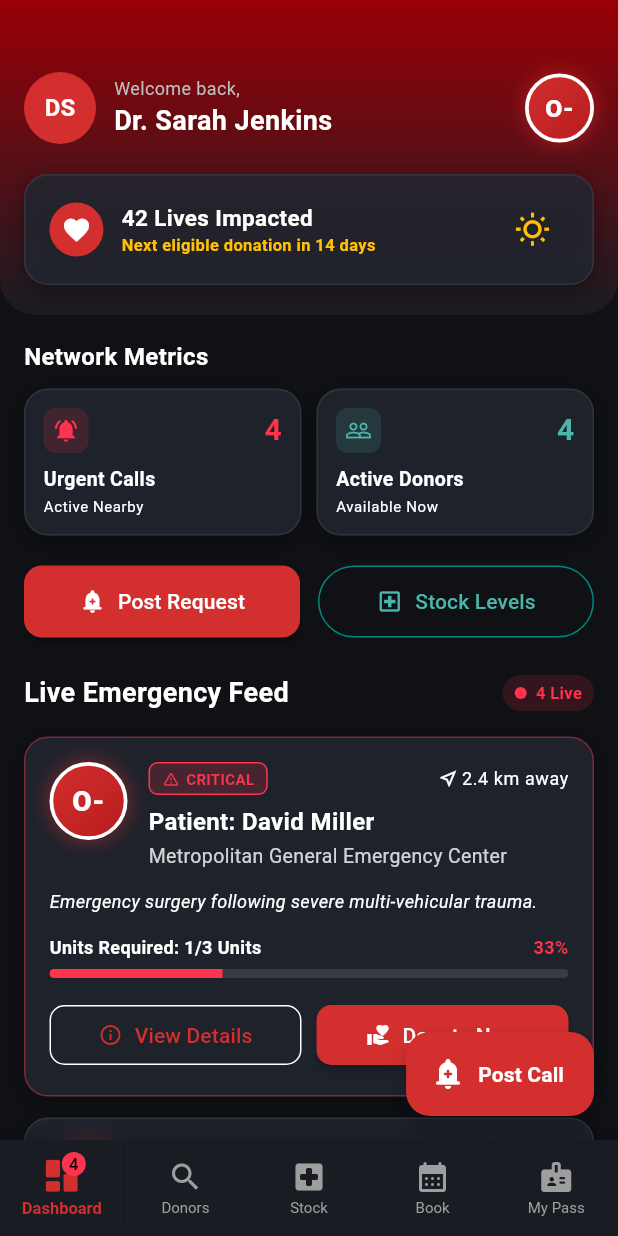
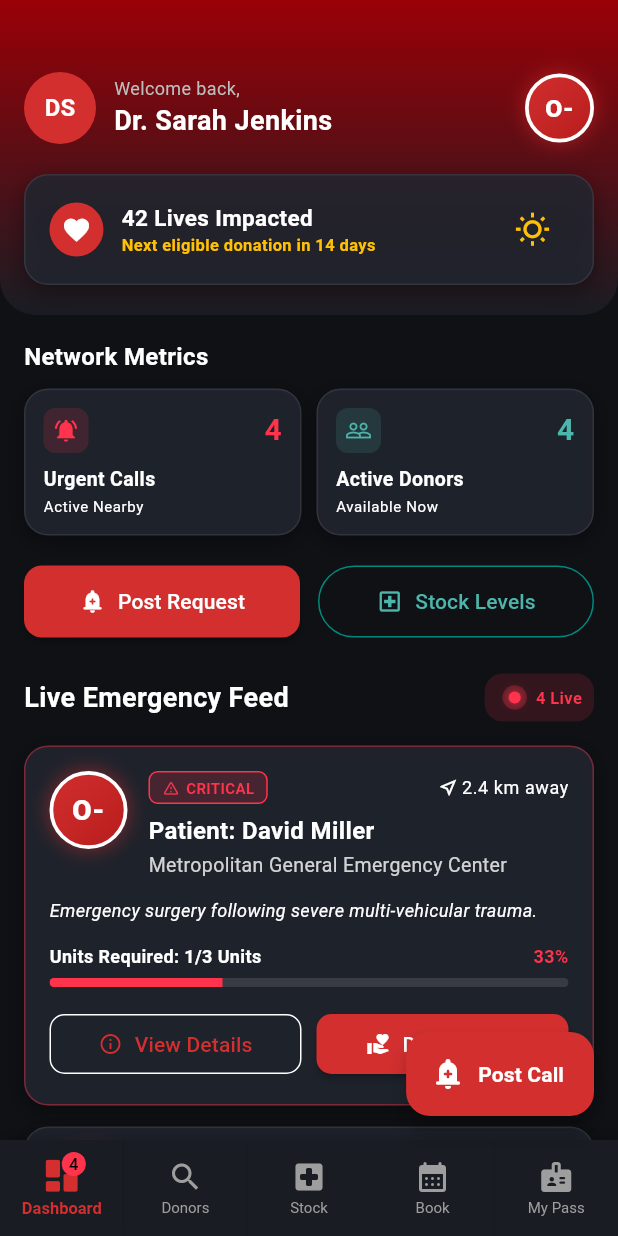
Before and after one commit to Gulshid/Blood-Bank-App, a Flutter app: the screen it shows after launch, on a phone screen of 412 x 824 dp. Run offline on Flutter 3.47's test engine with Material 3 defaults, Android fonts, the light colour scheme and no system bars; accounts and stored records are empty.

Commit message:
stat card updated

```diff
--- a/blood_bank/lib/views/dashboard_screen.dart
+++ b/blood_bank/lib/views/dashboard_screen.dart
@@ -1,6 +1,10 @@
 import 'package:flutter/material.dart';
 import '../providers/app_provider.dart';
 import '../theme/app_theme.dart';
+import '../utils/page_transitions.dart';
+import '../widgets/animations/animated_counter.dart';
+import '../widgets/animations/fade_slide_in.dart';
+import '../widgets/animations/pulse_dot.dart';
 import '../widgets/blood_group_badge.dart';
 import '../widgets/emergency_request_card.dart';
 import '../widgets/glass_card.dart';
@@ -106,8 +110,9 @@ class DashboardScreen extends StatelessWidget {
                           child: Column(
                             crossAxisAlignment: CrossAxisAlignment.start,
                             children: [
-                              Text(
-                                '${user.livesSavedEstimate} Lives Impacted',
+                              AnimatedCounter(
+                                value: user.livesSavedEstimate,
+                                suffix: ' Lives Impacted',
                                 style: const TextStyle(
                                   fontSize: 15,
                                   fontWeight: FontWeight.bold,
@@ -159,7 +164,7 @@ class DashboardScreen extends StatelessWidget {
                     children: [
                       StatCard(
                         title: 'Urgent Calls',
-                        value: '${activeRequests.length}',
+                        count: activeRequests.length,
                         subtitle: 'Active Nearby',
                         icon: Icons.notifications_active,
                         iconColor: AppTheme.statusCritical,
@@ -168,7 +173,7 @@ class DashboardScreen extends StatelessWidget {
                       const SizedBox(width: 10),
                       StatCard(
                         title: 'Active Donors',
-                        value: '${provider.filteredDonors.length}',
+                        count: provider.filteredDonors.length,
                         subtitle: 'Available Now',
                         icon: Icons.people_outline,
                         iconColor: AppTheme.medicalTealAccent,
@@ -184,12 +189,7 @@ class DashboardScreen extends StatelessWidget {
                       Expanded(
                         child: ElevatedButton.icon(
                           onPressed: () {
-                            Navigator.push(
-                              context,
-                              MaterialPageRoute(
-                                builder: (_) => const CreateRequestScreen(),
-                              ),
-                            );
+                            pushSlideFade(context, const CreateRequestScreen());
                           },
                           icon: const Icon(Icons.add_alert_rounded),
                           label: const Text('Post Request'),
@@ -236,15 +236,8 @@ class DashboardScreen extends StatelessWidget {
                         ),
                         child: Row(
                           children: [
-                            Container(
-                              width: 8,
-                              height: 8,
-                              decoration: const BoxDecoration(
-                                color: AppTheme.statusCritical,
-                                shape: BoxShape.circle,
-                              ),
-                            ),
-                            const SizedBox(width: 6),
+                            const PulseDot(color: AppTheme.statusCritical, size: 8),
+                            const SizedBox(width: 2),
                             Text(
                               '${activeRequests.length} Live',
                               style: const TextStyle(
@@ -270,15 +263,12 @@ class DashboardScreen extends StatelessWidget {
               delegate: SliverChildBuilderDelegate(
                 (context, index) {
                   final request = activeRequests[index];
-                  return EmergencyRequestCard(
+                  return FadeSlideIn(
+                    index: index,
+                    child: EmergencyRequestCard(
                       request: request,
                       onTap: () {
-                      Navigator.push(
-                        context,
-                        MaterialPageRoute(
-                          builder: (_) => RequestDetailScreen(request: request),
-                        ),
-                      );
+                        pushSlideFade(context, RequestDetailScreen(request: request));
                       },
                       onRespond: () {
                         provider.respondToDonation(request.id);
@@ -290,6 +280,7 @@ class DashboardScreen extends StatelessWidget {
                           ),
                         );
                       },
+                    ),
                   );
                 },
                 childCount: activeRequests.length,
--- a/blood_bank/lib/widgets/stat_card.dart
+++ b/blood_bank/lib/widgets/stat_card.dart
@@ -1,9 +1,11 @@
 import 'package:flutter/material.dart';
+import 'animations/animated_counter.dart';
+import 'animations/press_scale.dart';
 import 'glass_card.dart';
 
 class StatCard extends StatelessWidget {
   final String title;
-  final String value;
+  final int count;
   final String subtitle;
   final IconData icon;
   final Color iconColor;
@@ -12,7 +14,7 @@ class StatCard extends StatelessWidget {
   const StatCard({
     super.key,
     required this.title,
-    required this.value,
+    required this.count,
     required this.subtitle,
     required this.icon,
     required this.iconColor,
@@ -22,8 +24,9 @@ class StatCard extends StatelessWidget {
   @override
   Widget build(BuildContext context) {
     return Expanded(
-      child: GlassCard(
+      child: PressScale(
         onTap: onTap,
+        child: GlassCard(
         padding: const EdgeInsets.all(12),
         child: Column(
           crossAxisAlignment: CrossAxisAlignment.start,
@@ -39,8 +42,8 @@ class StatCard extends StatelessWidget {
                   ),
                   child: Icon(icon, size: 18, color: iconColor),
                 ),
-                Text(
-                  value,
+                AnimatedCounter(
+                  value: count,
                   style: TextStyle(
                     fontSize: 20,
                     fontWeight: FontWeight.bold,
@@ -68,6 +71,7 @@ class StatCard extends StatelessWidget {
             ),
           ],
         ),
+        ),
       ),
     );
   }
```
Lines whose indentation alone changed are shown as unchanged.
